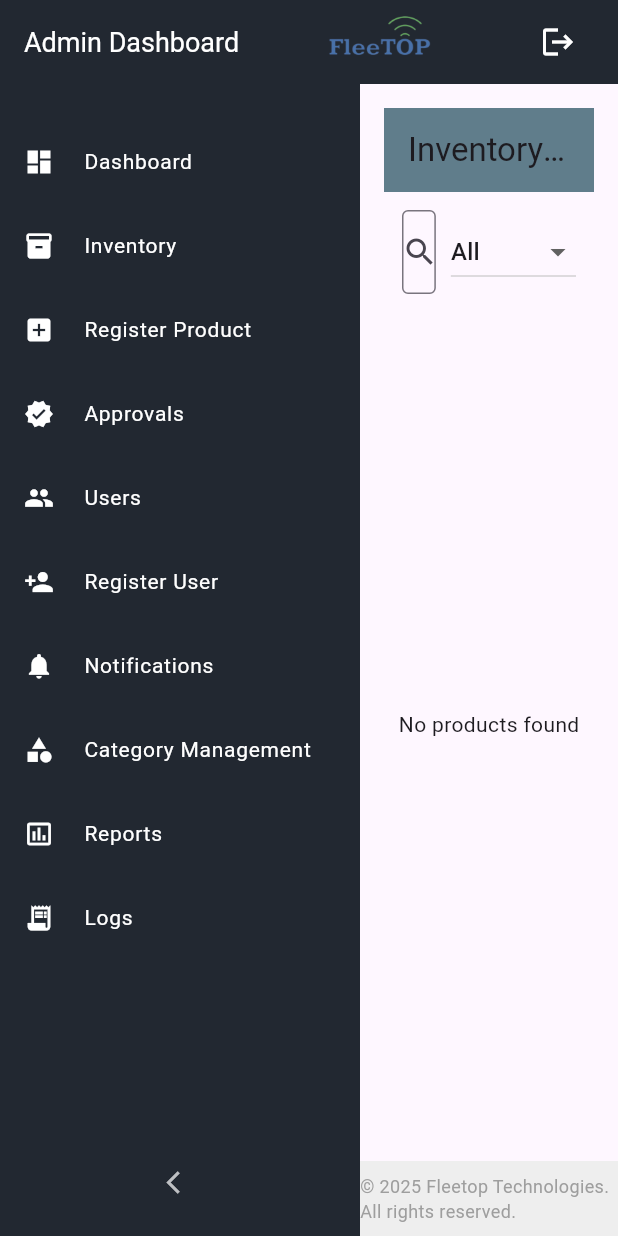
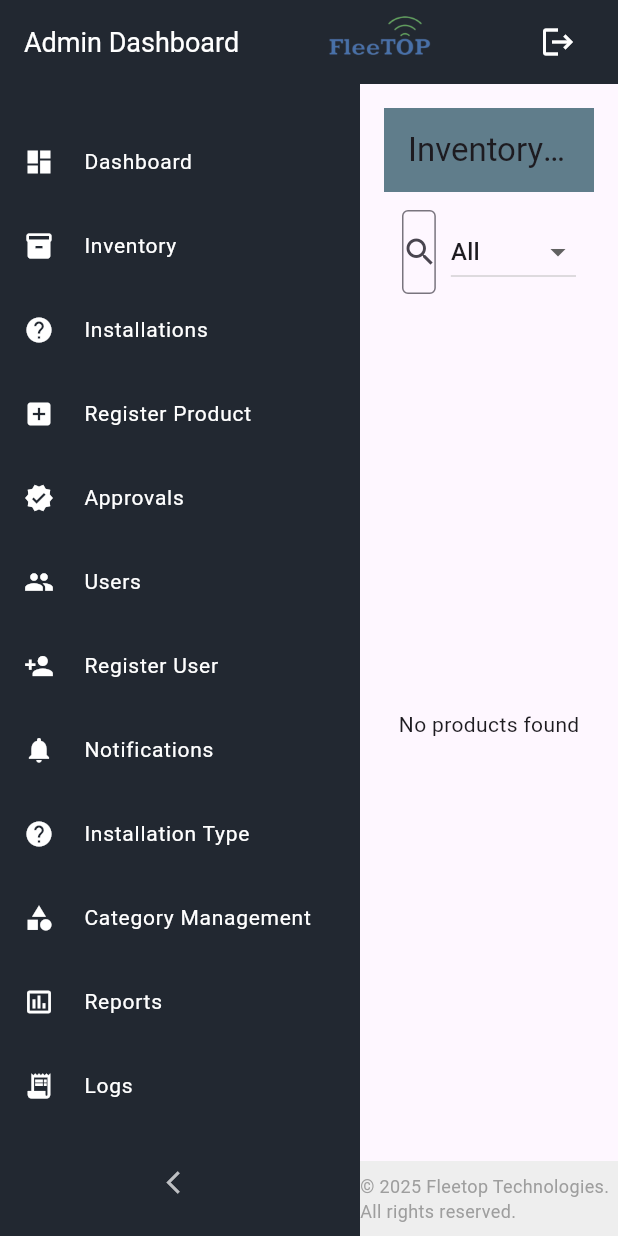
Before and after one commit to fleetop-2025/inventory, a Flutter app: the AdminDashboard screen opened directly with empty values, after a tap on "Inventory", on a phone screen of 412 x 824 dp. Run offline on Flutter 3.47's test engine with Material 3 defaults, Android fonts, the phone set to English and light mode, and no system bars; our stand-ins replace cloud_firestore, csv, firebase_auth, firebase_core, fl_chart; missing offline and left inert: dart:html; accounts and stored records are empty.

Commit message:
admin_dashboard.dart

```diff
--- a/lib/screens/admin/dashboard/admin_dashboard.dart
+++ b/lib/screens/admin/dashboard/admin_dashboard.dart
@@ -14,6 +14,8 @@ import '../../../constants/version.dart';
 import '../report_page.dart';
 import '../category_management_page.dart';
 import '../logs_page.dart';
+import '../InstallationTypePage.dart';
+import '../InstallationsPage.dart';
 
 const List<String> availableCollections = [
   'TemporaryInventoryAdd',
@@ -39,11 +41,13 @@ class _AdminDashboardState extends State<AdminDashboard> {
   final List<String> _menuItems = [
     'Dashboard',
     'Inventory',
+    'Installations',
     'Register Product',
     'Approvals',
     'Users',
     'Register User',
     'Notifications',
+    'Installation Type',
     'Category Management',
     'Reports',
     'Logs',
@@ -214,6 +218,8 @@ class _AdminDashboardState extends State<AdminDashboard> {
         );
       case 'Inventory':
         return const ProductViewPage();
+      case 'Installations':
+        return  InstallationsPage();
       case 'Approvals':
         return const ApprovalPage();
       case 'Users':
@@ -224,6 +230,8 @@ class _AdminDashboardState extends State<AdminDashboard> {
         return const UserRegistrationPage();
       case 'Notifications':
         return const NotificationsPage();
+      case 'Installation Type':
+        return const InstallationTypePage();
       case 'Category Management':
         return const CategoryManagementPage();
       case 'Reports':
```
